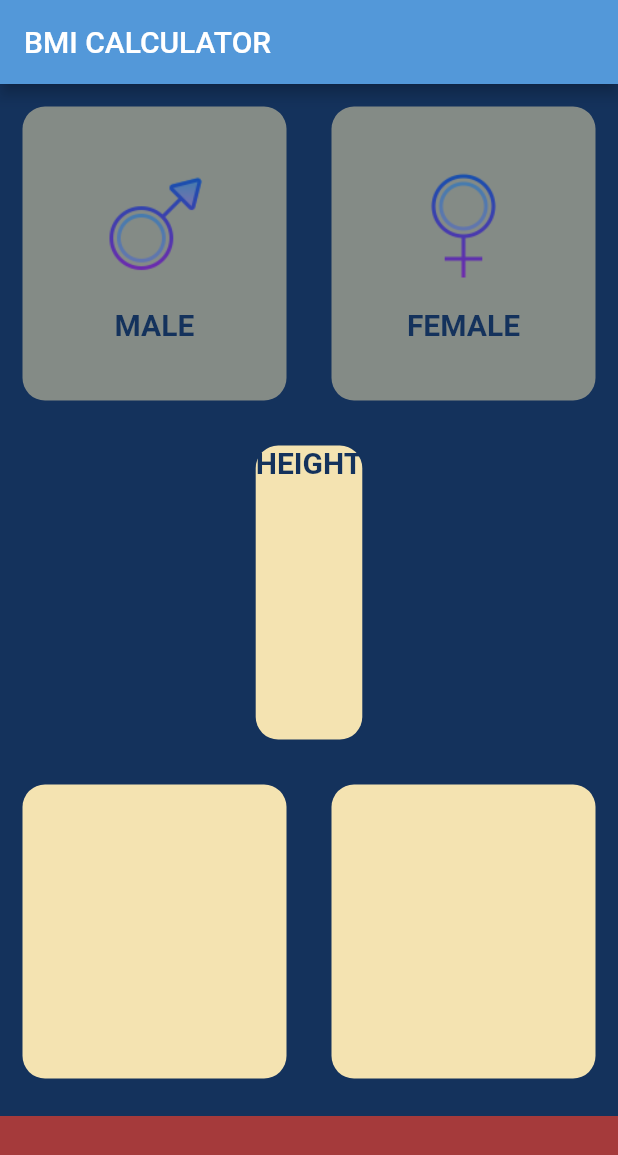
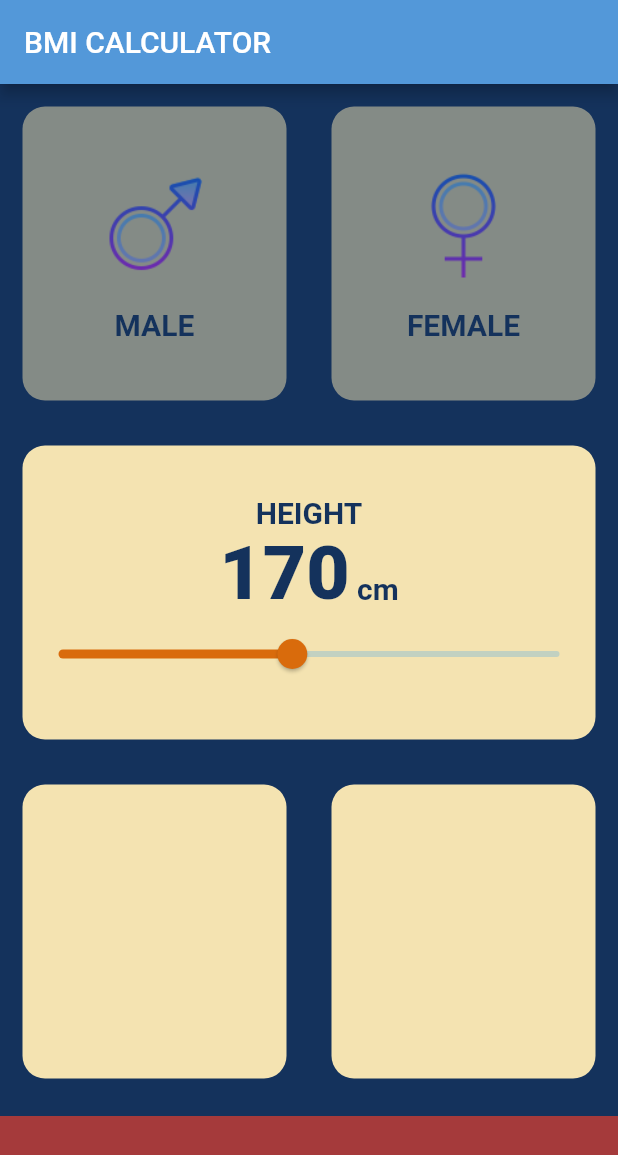
Before and after one commit to GreyTraveler/BMI, a Flutter app: the screen it shows after launch, on a phone screen of 412 x 824 dp. Shown: the top 1155 px of the screen. Run offline on Flutter 3.47's test engine with Material 2 defaults, Android fonts, the phone set to English and light mode, and no system bars.

```diff
--- a/lib/Constants.dart
+++ b/lib/Constants.dart
@@ -1,10 +1,10 @@
 import 'package:flutter/material.dart';
 
-const labelTextStyle = TextStyle(
+const kLabelTextStyle = TextStyle(
   fontWeight: FontWeight.bold,
   fontSize: 20,
 );
-const bottomcontainerheight = 80.0;
-const bottomcontainercolour = Color(0xFFa53a3b);
-const defaultcontainercolour = Color(0xFFf4e3b1);
-const inactivecontainercolour = Color(0xFFb0a994);
+final kNumberStyle = TextStyle(fontSize: 50.0, fontWeight: FontWeight.w800);
+const kBottomcontainerheight = 80.0;
+const kBottomcontainercolour = Color(0xFFa53a3b);
+const kDefaultcontainercolour = Color(0xFFf4e3b1);
--- a/lib/GenderIcon.dart
+++ b/lib/GenderIcon.dart
@@ -20,7 +20,7 @@ class GenderIcon extends StatelessWidget {
         ),
         Text(
           gender,
-          style: labelTextStyle,
+          style: kLabelTextStyle,
         ),
       ],
     );
--- a/lib/input_page.dart
+++ b/lib/input_page.dart
@@ -1,3 +1,4 @@
+import 'package:flutter/cupertino.dart';
 import 'package:flutter/material.dart';
 import './GenderIcon.dart';
 import './Container.dart';
@@ -16,6 +17,7 @@ class InputPage extends StatefulWidget {
 class _InputPageState extends State<InputPage> {
   @override
   Gender selectedGender;
+  int height = 170;
 
   Widget build(BuildContext context) {
     return Scaffold(
@@ -23,6 +25,7 @@ class _InputPageState extends State<InputPage> {
         title: Text('BMI CALCULATOR'),
       ),
       body: Column(
+        crossAxisAlignment: CrossAxisAlignment.stretch,
         children: <Widget>[
           Expanded(
             child: Row(
@@ -39,7 +42,7 @@ class _InputPageState extends State<InputPage> {
                           selectedGender = Gender.male;
                         });
                       },
-                      colour: defaultcontainercolour,
+                      colour: kDefaultcontainercolour,
                       childWidget: GenderIcon(
                         ikona: 'assets/male.png',
                         gender: 'MALE',
@@ -57,7 +60,7 @@ class _InputPageState extends State<InputPage> {
                           selectedGender = Gender.female;
                         });
                       },
-                      colour: defaultcontainercolour,
+                      colour: kDefaultcontainercolour,
                       childWidget: GenderIcon(
                         gender: 'FEMALE',
                         ikona: 'assets/female.png',
@@ -70,34 +73,64 @@ class _InputPageState extends State<InputPage> {
           ),
           Expanded(
             child: RepeatedContainer(
-              colour: defaultcontainercolour,
-              childWidget: Text(
-                'HEIGHT',
-                style: labelTextStyle,
-              ),
-            ),
+                colour: kDefaultcontainercolour,
+                childWidget: Column(
+                  mainAxisAlignment: MainAxisAlignment.center,
+                  children: <Widget>[
+                    Text(
+                      'HEIGHT',
+                      style: kLabelTextStyle,
+                    ),
+                    Row(
+                      mainAxisAlignment: MainAxisAlignment.center,
+                      crossAxisAlignment: CrossAxisAlignment.baseline,
+                      textBaseline: TextBaseline.alphabetic,
+                      children: <Widget>[
+                        Text(
+                          height.toString(),
+                          style: kNumberStyle,
+                        ),
+                        Text(
+                          ' cm',
+                          style: kLabelTextStyle,
+                        ),
+                      ],
+                    ),
+                    Slider(
+                      activeColor: Color(0xFFd96b0c),
+                      value: height.toDouble(),
+                      min: 100,
+                      max: 250,
+                      onChanged: (double newValue) {
+                        setState(() {
+                          height = newValue.toInt();
+                        });
+                      },
+                    ),
+                  ],
+                )),
           ),
           Expanded(
             child: Row(
               children: <Widget>[
                 Expanded(
                   child: RepeatedContainer(
-                    colour: defaultcontainercolour,
+                    colour: kDefaultcontainercolour,
                   ),
                 ),
                 Expanded(
                   child: RepeatedContainer(
-                    colour: defaultcontainercolour,
+                    colour: kDefaultcontainercolour,
                   ),
                 ),
               ],
             ),
           ),
           Container(
-            color: bottomcontainercolour,
+            color: kBottomcontainercolour,
             margin: EdgeInsets.only(top: 10),
             width: double.infinity,
-            height: bottomcontainerheight,
+            height: kBottomcontainerheight,
           )
         ],
       ),
--- a/lib/main.dart
+++ b/lib/main.dart
@@ -1,4 +1,5 @@
 import 'package:flutter/material.dart';
+import 'package:flutter/services.dart';
 
 import './input_page.dart';
 
@@ -7,6 +8,7 @@ void main() => runApp(BMICalculator());
 class BMICalculator extends StatelessWidget {
   @override
   Widget build(BuildContext context) {
+    SystemChrome.setPreferredOrientations([DeviceOrientation.portraitUp]);
     return MaterialApp(
       theme: ThemeData(
           primaryColor: Color(0xFF5398d9),
```
